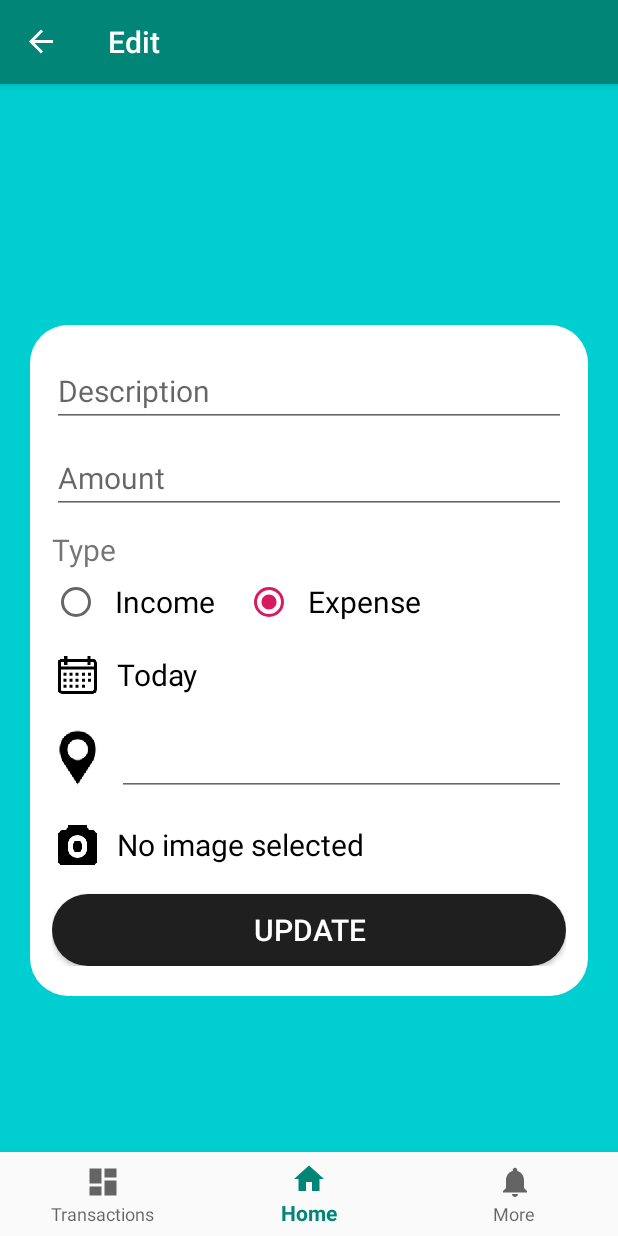
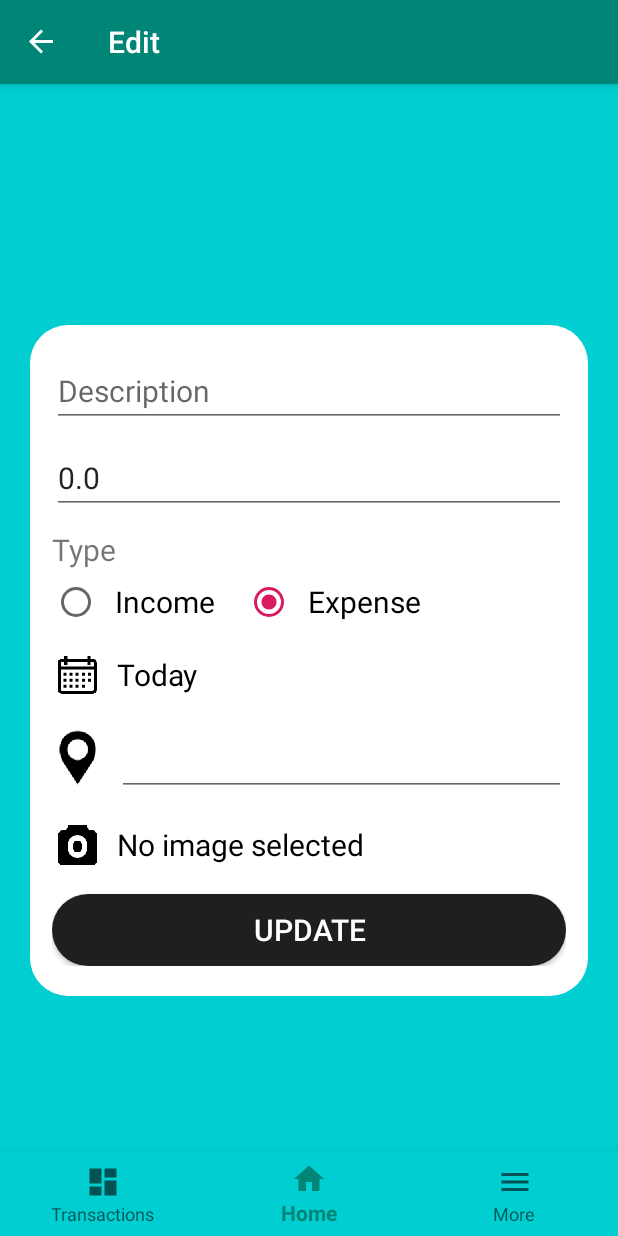
Before and after one commit to sarabjeet1313/Money-Tracker, an Android app: the EditTransactionFragment screen opened through its navigation route, on a phone screen of 412 x 824 dp. Run offline under Robolectric (Android 15) with nearby library versions, the phone set to English and light mode, and no system bars; our stand-ins replace navigation-ui; 1 statement that could not run was skipped.

```diff
--- a/MoneyTracker/app/src/main/java/mobile/computing/group5/moneytracker/fragments/transaction/EditTransacationFragment.kt
+++ b/MoneyTracker/app/src/main/java/mobile/computing/group5/moneytracker/fragments/transaction/EditTransacationFragment.kt
@@ -1,47 +1,63 @@
 package mobile.computing.group5.moneytracker.fragments.transaction
 
 import android.app.DatePickerDialog
+import android.content.Context
+import android.graphics.Bitmap
 import android.os.Bundle
+import android.util.Log
 import android.view.LayoutInflater
+import android.view.MenuItem
 import android.view.View
 import android.view.ViewGroup
 import android.widget.Toast
+import androidx.core.os.bundleOf
 import androidx.fragment.app.Fragment
 import androidx.navigation.fragment.findNavController
 import kotlinx.android.synthetic.main.fragment_transaction_edit.*
+import kotlinx.android.synthetic.main.fragment_transaction_edit.button_calender
+import kotlinx.android.synthetic.main.fragment_transaction_edit.dateText
+import kotlinx.android.synthetic.main.fragment_transaction_edit.locationText
+import kotlinx.android.synthetic.main.fragment_transaction_view.*
 import mobile.computing.group5.moneytracker.R
 import mobile.computing.group5.moneytracker.model.DatabaseHelper
 import mobile.computing.group5.moneytracker.model.Transaction
+import java.io.ByteArrayOutputStream
 import java.util.*
 
 class EditTransactionFragment: Fragment() {
+
+    var tid: Int = 0
+    private val CODECAM = 0
+    private var path: Bitmap? = null
+    var byteArray: ByteArray? = null
 
     override fun onCreateView(
         inflater: LayoutInflater,
         container: ViewGroup?,
         savedInstanceState: Bundle?
     ): View? {
-        return inflater.inflate(R.layout.fragment_transaction_edit, container, false)
+        val mInflater = activity!!.getSystemService(Context.LAYOUT_INFLATER_SERVICE) as LayoutInflater
+        val view: View = mInflater.inflate(R.layout.fragment_transaction_edit, container, false)
+        setHasOptionsMenu(true)
+        return view
     }
 
     override fun onViewCreated(view: View, savedInstanceState: Bundle?) {
         super.onViewCreated(view, savedInstanceState)
 
-        lateinit var result: List<String>
+        lateinit var result: Transaction
 
-        val id = arguments?.getInt("id")
-
+        tid = arguments?.getInt("id")!!
         val db = DatabaseHelper(activity?.applicationContext!!, null)
 
-        if (id != null) {
-            result = db.viewData(id).split("@")
-        }
+        result = db.viewData(tid)
 
-        input_description.setText(result[0])
-        input_amount.setText(result[1])
-        dateText.text = result[2]
-        var type = result[3]
-        var location = result[4]
+        input_description.setText(result.desc)
+        input_amount.setText(result.amount.toString())
+        dateText.text = result.date
+        var type =  result.type
+        byteArray = result.image
+        val location = result.location
 
         locationText.setText(location)
 
@@ -117,13 +133,32 @@ class EditTransactionFragment: Fragment() {
 
                 val db = DatabaseHelper(activity?.applicationContext!!, null)
 
-                if (id != null) {
-                    db.updateData(Transaction(description, amount.toFloat(), date, type, location), id)
+                if(byteArray != null){
+                    db.updateData(Transaction(description, amount.toFloat(), date, type, location,
+                        byteArray!!
+                    ), tid)
+                }else{
+                    db.updateData(Transaction(description, amount.toFloat(), date, type, location), tid)
                 }
+
+                byteArray?.let { it1 ->
+                    Transaction(description, amount.toFloat(), date,
+                        type, location,
+                        it1
+                    )
+                }?.let { it2 -> db.updateData(it2, tid) }
                 Toast.makeText(context, "Updated!!", Toast.LENGTH_SHORT).show()
             }
             findNavController().navigate(R.id.action_navigation_edit_to_navigation_transactions)
         }
     }
 
+    override fun onOptionsItemSelected(item: MenuItem): Boolean {
+        if(item.itemId == 16908332){
+            val bundle = bundleOf("id" to tid)
+            findNavController().navigate(R.id.action_navigation_edit_to_navigation_view, bundle)
+            return true
+        }
+        return super.onOptionsItemSelected(item)
+    }
 }
--- /dev/null
+++ b/MoneyTracker/app/src/main/res/drawable/ic_menu_24px.xml
@@ -0,0 +1,9 @@
+<vector xmlns:android="http://schemas.android.com/apk/res/android"
+    android:width="24dp"
+    android:height="24dp"
+    android:viewportWidth="24"
+    android:viewportHeight="24">
+  <path
+      android:fillColor="#FF000000"
+      android:pathData="M3,18h18v-2L3,16v2zM3,13h18v-2L3,11v2zM3,6v2h18L21,6L3,6z"/>
+</vector>
--- a/MoneyTracker/app/src/main/res/layout/activity_main.xml
+++ b/MoneyTracker/app/src/main/res/layout/activity_main.xml
@@ -11,7 +11,7 @@
         android:id="@+id/nav_view"
         android:layout_width="0dp"
         android:layout_height="wrap_content"
-        android:background="?android:attr/windowBackground"
+        android:background="#00CED1"
         app:layout_constraintBottom_toBottomOf="parent"
         app:layout_constraintHorizontal_bias="0.0"
         app:layout_constraintLeft_toLeftOf="parent"
--- a/MoneyTracker/app/src/main/res/layout/fragment_transaction.xml
+++ b/MoneyTracker/app/src/main/res/layout/fragment_transaction.xml
@@ -4,6 +4,8 @@
     xmlns:app="http://schemas.android.com/apk/res-auto"
     xmlns:tools="http://schemas.android.com/tools"
     android:orientation="vertical"
+    android:paddingLeft="20dp"
+    android:paddingRight="20dp"
     android:layout_width="match_parent"
     android:layout_height="wrap_content">
 
--- a/MoneyTracker/app/src/main/res/menu/bottom_navigation_items.xml
+++ b/MoneyTracker/app/src/main/res/menu/bottom_navigation_items.xml
@@ -15,7 +15,7 @@
 
     <item
         android:id="@+id/navigation_more"
-        android:icon="@drawable/ic_more_black_24dp"
+        android:icon="@drawable/ic_menu_24px"
         android:title="@string/title_more" />
 
 </menu>
--- a/MoneyTracker/app/src/main/res/navigation/application_navigation.xml
+++ b/MoneyTracker/app/src/main/res/navigation/application_navigation.xml
@@ -32,6 +32,19 @@
         <action
             android:id="@+id/action_navigation_view_to_navigation_transactions"
             app:destination="@id/navigation_transactions" />
+        <action
+            android:id="@+id/action_navigation_view_to_navigation_view_image"
+            app:destination="@id/navigation_view_image" />
+    </fragment>
+
+    <fragment
+        android:id="@+id/navigation_view_image"
+        android:name="mobile.computing.group5.moneytracker.fragments.transaction.ViewImageFragment"
+        android:label="@string/title_image"
+        tools:layout="@layout/fragment_view_image">
+        <action
+            android:id="@+id/action_navigation_view_image_to_navigation_view"
+            app:destination="@id/navigation_view" />
     </fragment>
 
     <fragment
@@ -42,6 +55,9 @@
         <action
             android:id="@+id/action_navigation_edit_to_navigation_transactions"
             app:destination="@id/navigation_transactions" />
+        <action
+            android:id="@+id/action_navigation_edit_to_navigation_view"
+            app:destination="@id/navigation_view" />
     </fragment>
 
     <fragment
--- /dev/null
+++ b/MoneyTracker/app/src/main/res/values-v21/styles.xml
@@ -0,0 +1,11 @@
+<?xml version="1.0" encoding="utf-8"?>
+<resources>
+
+    <style name="AppTheme" parent="Theme.AppCompat.Light.DarkActionBar">
+        <!-- Customize your theme here. -->
+        <item name="colorPrimary">@color/colorPrimary</item>
+        <item name="colorPrimaryDark">@color/colorPrimaryDark</item>
+        <item name="colorAccent">@color/colorAccent</item>
+        <item name="android:navigationBarColor">@color/background</item>
+    </style>
+</resources>
--- /dev/null
+++ b/MoneyTracker/app/src/main/res/values-v27/styles.xml
@@ -0,0 +1,12 @@
+<?xml version="1.0" encoding="utf-8"?>
+<resources>
+
+    <style name="AppTheme" parent="Theme.AppCompat.Light.DarkActionBar">
+        <!-- Customize your theme here. -->
+        <item name="colorPrimary">@color/colorPrimary</item>
+        <item name="colorPrimaryDark">@color/colorPrimaryDark</item>
+        <item name="colorAccent">@color/colorAccent</item>
+        <item name="android:navigationBarColor">@color/background</item>
+        <item name="android:windowLightNavigationBar">true</item>
+    </style>
+</resources>
--- a/MoneyTracker/app/src/main/res/values/colors.xml
+++ b/MoneyTracker/app/src/main/res/values/colors.xml
@@ -1,7 +1,7 @@
 <?xml version="1.0" encoding="utf-8"?>
 <resources>
     <color name="colorPrimary">#008577</color>
-    <color name="colorPrimaryDark">#00574B</color>
+    <color name="colorPrimaryDark">#00CED1</color>
     <color name="colorAccent">#D81B60</color>
     <color name="background">#00CED1</color>
 </resources>
--- a/MoneyTracker/app/src/main/res/values/strings.xml
+++ b/MoneyTracker/app/src/main/res/values/strings.xml
@@ -12,6 +12,7 @@
     <string name="title_prompt">Type</string>
     <string name="title_view">View</string>
     <string name="title_edit">Edit</string>
+    <string name="title_image">Image</string>
     <string-array name="type_arrays_type_home">
         <item>Expense</item>
         <item>Income</item>
```
Also changed, not shown: MoneyTracker/app/src/main/java/mobile/computing/group5/moneytracker/fragments/home/HomeFragment.kt (+39 -8 lines), MoneyTracker/app/src/main/java/mobile/computing/group5/moneytracker/fragments/transaction/ViewImageFragment.kt (added, +56 -0 lines), MoneyTracker/app/src/main/java/mobile/computing/group5/moneytracker/fragments/transaction/ViewTransactionFragment.kt (+37 -9 lines), MoneyTracker/app/src/main/java/mobile/computing/group5/moneytracker/model/DatabaseHelper.kt (+52 -56 lines), MoneyTracker/app/src/main/java/mobile/computing/group5/moneytracker/model/Transaction.kt (+24 -15 lines), MoneyTracker/app/src/main/res/drawable/ic_calendar_today_black_24dp.xml (added, +9 -0 lines), MoneyTracker/app/src/main/res/drawable/ic_camera_alt_black_24dp.xml (added, +12 -0 lines), MoneyTracker/app/src/main/res/drawable/ic_location_on_black_24dp.xml (added, +9 -0 lines), MoneyTracker/app/src/main/res/layout/fragment_transaction_view.xml (+31 -19 lines), MoneyTracker/app/src/main/res/layout/fragment_view_image.xml (added, +20 -0 lines).
